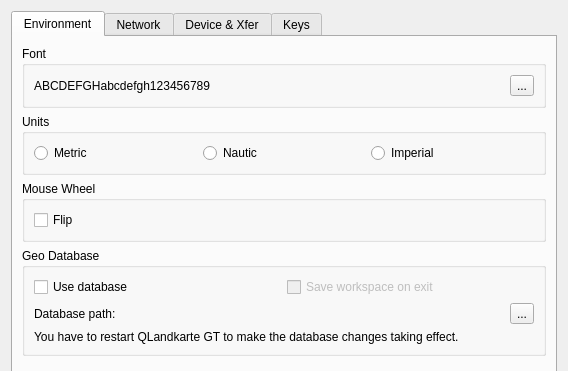
ntruchsess/QLandkarteGT, file src/IDlgConfig.ui: the form before one commit; both pictures show x 0 to 568 and y 0 to 371 of the 568 by 591 pixel window.
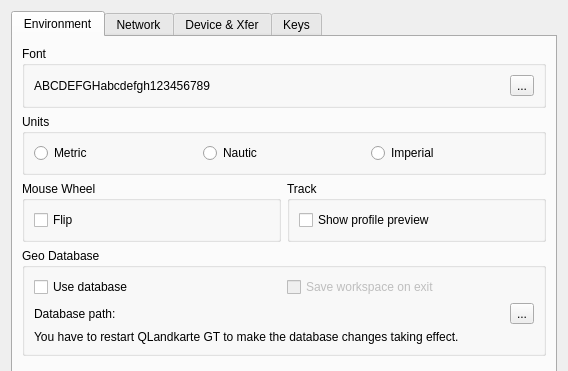
The form after the commit. The open tabs and pages were chosen to show the change.

Commit message: make track profile preview an option

The edit to the form file:
```diff
--- a/src/IDlgConfig.ui
+++ b/src/IDlgConfig.ui
@@ -23,7 +23,7 @@
       <attribute name="title">
        <string>Environment</string>
       </attribute>
-      <layout class="QVBoxLayout">
+      <layout class="QVBoxLayout" name="verticalLayout_3">
        <item>
         <widget class="QGroupBox" name="groupBox">
          <property name="title">
@@ -81,6 +81,8 @@
         </widget>
        </item>
        <item>
+        <layout class="QHBoxLayout" name="horizontalLayout_4">
+         <item>
         <widget class="QGroupBox" name="groupBox_3">
          <property name="title">
           <string>Mouse Wheel</string>
@@ -95,6 +97,24 @@
           </item>
          </layout>
         </widget>
+         </item>
+         <item>
+          <widget class="QGroupBox" name="groupBox_9">
+           <property name="title">
+            <string>Track</string>
+           </property>
+           <layout class="QVBoxLayout" name="verticalLayout_4">
+            <item>
+             <widget class="QCheckBox" name="checkTrackProfilePreview">
+              <property name="text">
+               <string>Show profile preview</string>
+              </property>
+             </widget>
+            </item>
+           </layout>
+          </widget>
+         </item>
+        </layout>
        </item>
        <item>
         <widget class="QGroupBox" name="groupBoxGeoDB">
```
Lines whose indentation alone changed are shown as unchanged. The commit also changes 5 other files.
